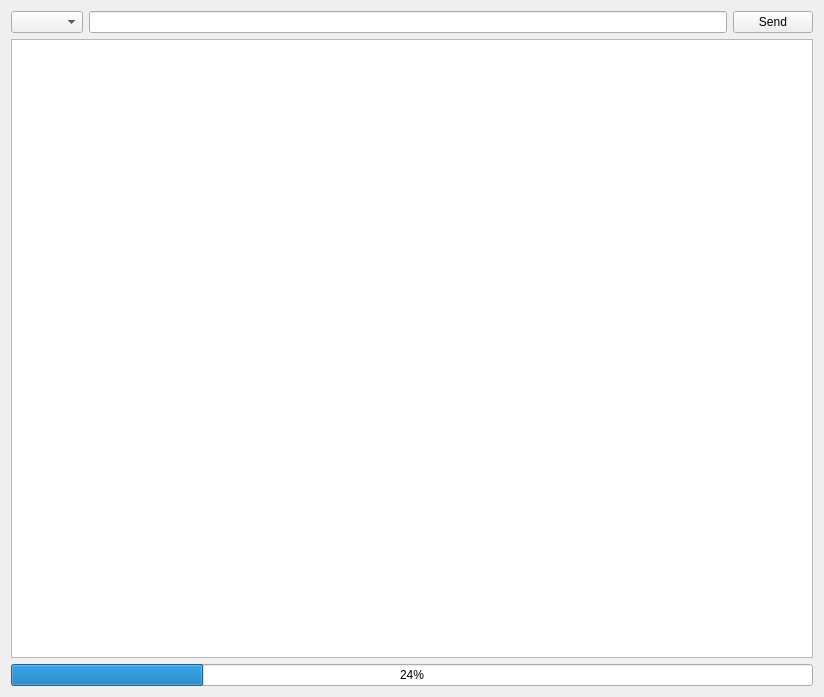
Above: modules/biu/biu_operations_subaru.ui from miikasyvanen/FastECU before the change. Below: the same form after it.
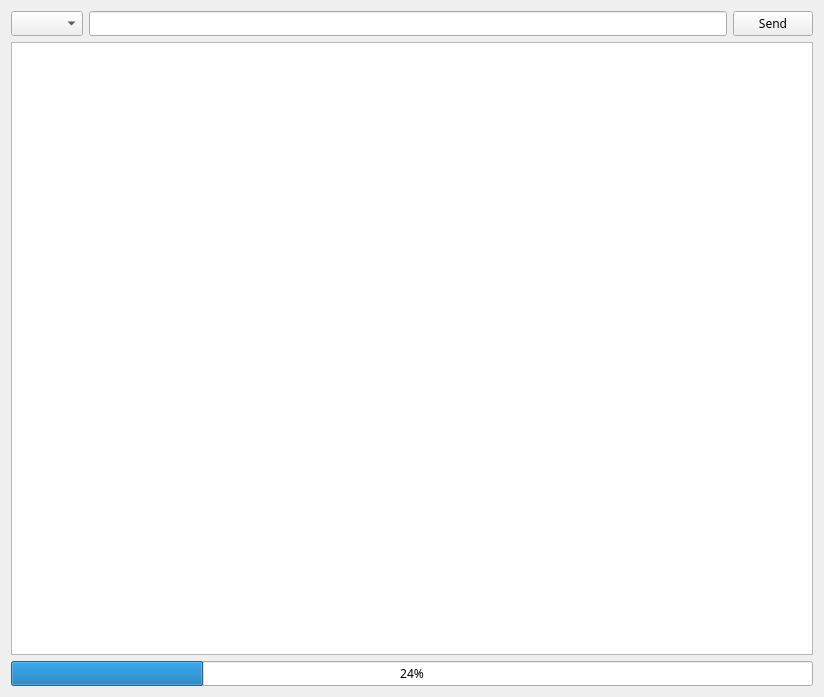
That is the form after the change.

Commit message: Added LOG prints to BIU window

The edit to the form file:
```diff
--- a/modules/biu/biu_operations_subaru.ui
+++ b/modules/biu/biu_operations_subaru.ui
@@ -13,6 +13,12 @@
     <height>697</height>
    </rect>
   </property>
+  <property name="font">
+   <font>
+    <family>Ubuntu Mono</family>
+    <bold>false</bold>
+   </font>
+  </property>
   <property name="windowTitle">
    <string>Communication Interface with BIU</string>
   </property>
```
The commit also changes 4 other files.
